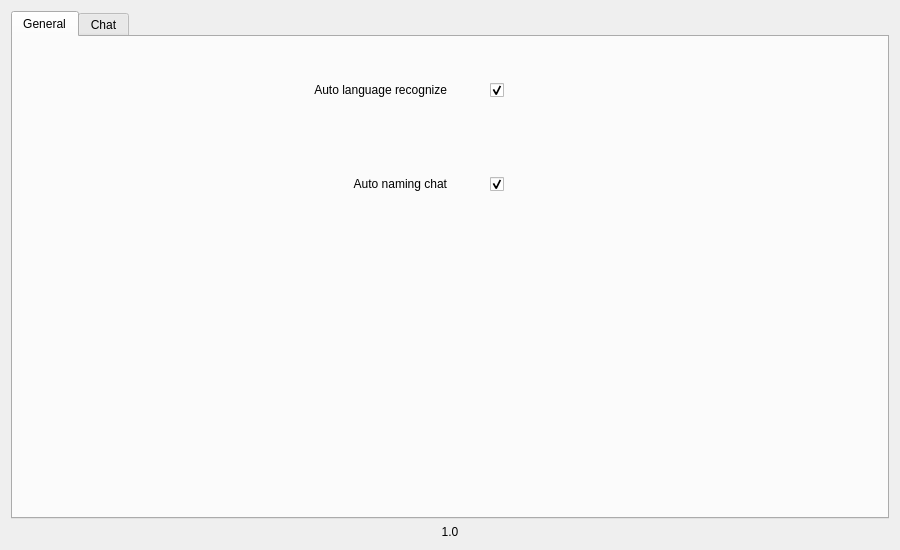
Qt form src/ui/SettingsWidget.ui (KoromeloDev/MindMate) before a commit.
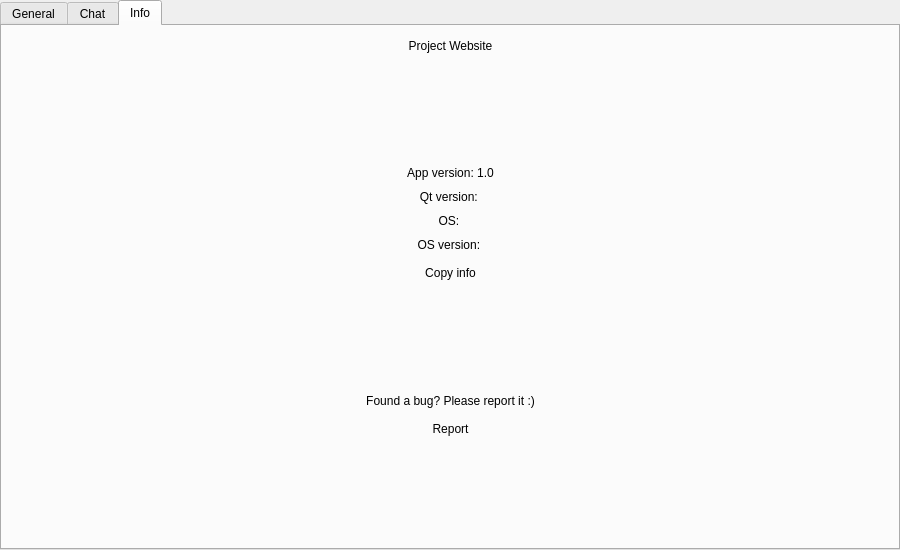
The same form after that commit. The open tabs and pages were chosen to show the change. Icons and pictures are not drawn.

Diff of the .ui file:
```diff
--- a/src/ui/SettingsWidget.ui
+++ b/src/ui/SettingsWidget.ui
@@ -20,6 +20,18 @@
    <locale language="English" country="UnitedStates"/>
   </property>
   <layout class="QVBoxLayout" name="verticalLayout">
+   <property name="leftMargin">
+    <number>0</number>
+   </property>
+   <property name="topMargin">
+    <number>0</number>
+   </property>
+   <property name="rightMargin">
+    <number>0</number>
+   </property>
+   <property name="bottomMargin">
+    <number>0</number>
+   </property>
    <item>
     <widget class="QTabWidget" name="tabWidget">
      <property name="currentIndex">
@@ -181,21 +193,218 @@
        </item>
       </layout>
      </widget>
-    </widget>
-   </item>
-   <item>
-    <widget class="QLabel" name="version">
-     <property name="font">
-      <font>
-       <pointsize>9</pointsize>
-      </font>
-     </property>
-     <property name="text">
-      <string notr="true">1.0</string>
-     </property>
-     <property name="alignment">
-      <set>Qt::AlignCenter</set>
-     </property>
+     <widget class="QWidget" name="info">
+      <attribute name="title">
+       <string>Info</string>
+      </attribute>
+      <layout class="QGridLayout" name="gridLayout_3">
+       <property name="verticalSpacing">
+        <number>10</number>
+       </property>
+       <item row="8" column="1">
+        <widget class="QLabel" name="label_2">
+         <property name="text">
+          <string>Found a bug? Please report it :)</string>
+         </property>
+         <property name="alignment">
+          <set>Qt::AlignCenter</set>
+         </property>
+        </widget>
+       </item>
+       <item row="2" column="1">
+        <widget class="QLabel" name="version">
+         <property name="text">
+          <string notr="true">App version: 1.0</string>
+         </property>
+         <property name="alignment">
+          <set>Qt::AlignCenter</set>
+         </property>
+        </widget>
+       </item>
+       <item row="0" column="1">
+        <widget class="QToolButton" name="homepageButton">
+         <property name="sizePolicy">
+          <sizepolicy hsizetype="Preferred" vsizetype="Fixed">
+           <horstretch>0</horstretch>
+           <verstretch>0</verstretch>
+          </sizepolicy>
+         </property>
+         <property name="text">
+          <string>Project Website</string>
+         </property>
+         <property name="icon">
+          <iconset resource="../resources/resources.qrc">
+           <normaloff>:/icons/GitHubLogo.svg</normaloff>:/icons/GitHubLogo.svg</iconset>
+         </property>
+         <property name="iconSize">
+          <size>
+           <width>48</width>
+           <height>48</height>
+          </size>
+         </property>
+         <property name="toolButtonStyle">
+          <enum>Qt::ToolButtonTextUnderIcon</enum>
+         </property>
+         <property name="autoRaise">
+          <bool>true</bool>
+         </property>
+        </widget>
+       </item>
+       <item row="3" column="1">
+        <widget class="QLabel" name="qt">
+         <property name="text">
+          <string notr="true">Qt version: </string>
+         </property>
+         <property name="alignment">
+          <set>Qt::AlignCenter</set>
+         </property>
+        </widget>
+       </item>
+       <item row="1" column="1">
+        <spacer name="verticalSpacer_4">
+         <property name="orientation">
+          <enum>Qt::Vertical</enum>
+         </property>
+         <property name="sizeHint" stdset="0">
+          <size>
+           <width>20</width>
+           <height>40</height>
+          </size>
+         </property>
+        </spacer>
+       </item>
+       <item row="0" column="2">
+        <spacer name="horizontalSpacer_2">
+         <property name="orientation">
+          <enum>Qt::Horizontal</enum>
+         </property>
+         <property name="sizeHint" stdset="0">
+          <size>
+           <width>40</width>
+           <height>20</height>
+          </size>
+         </property>
+        </spacer>
+       </item>
+       <item row="9" column="1">
+        <widget class="QToolButton" name="reportButton">
+         <property name="sizePolicy">
+          <sizepolicy hsizetype="Preferred" vsizetype="Fixed">
+           <horstretch>0</horstretch>
+           <verstretch>0</verstretch>
+          </sizepolicy>
+         </property>
+         <property name="text">
+          <string>Report</string>
+         </property>
+         <property name="icon">
+          <iconset resource="../resources/resources.qrc">
+           <normaloff>:/icons/bug.svg</normaloff>:/icons/bug.svg</iconset>
+         </property>
+         <property name="iconSize">
+          <size>
+           <width>32</width>
+           <height>32</height>
+          </size>
+         </property>
+         <property name="toolButtonStyle">
+          <enum>Qt::ToolButtonTextUnderIcon</enum>
+         </property>
+         <property name="autoRaise">
+          <bool>true</bool>
+         </property>
+        </widget>
+       </item>
+       <item row="6" column="1">
+        <widget class="QToolButton" name="copyButton">
+         <property name="sizePolicy">
+          <sizepolicy hsizetype="Preferred" vsizetype="Fixed">
+           <horstretch>0</horstretch>
+           <verstretch>0</verstretch>
+          </sizepolicy>
+         </property>
+         <property name="text">
+          <string>Copy info</string>
+         </property>
+         <property name="icon">
+          <iconset resource="../resources/resources.qrc">
+           <normaloff>:/icons/copy.svg</normaloff>:/icons/copy.svg</iconset>
+         </property>
+         <property name="iconSize">
+          <size>
+           <width>32</width>
+           <height>32</height>
+          </size>
+         </property>
+         <property name="toolButtonStyle">
+          <enum>Qt::ToolButtonTextUnderIcon</enum>
+         </property>
+         <property name="autoRaise">
+          <bool>true</bool>
+         </property>
+        </widget>
+       </item>
+       <item row="4" column="1">
+        <widget class="QLabel" name="os">
+         <property name="text">
+          <string notr="true">OS: </string>
+         </property>
+         <property name="alignment">
+          <set>Qt::AlignCenter</set>
+         </property>
+        </widget>
+       </item>
+       <item row="10" column="1">
+        <spacer name="verticalSpacer_3">
+         <property name="orientation">
+          <enum>Qt::Vertical</enum>
+         </property>
+         <property name="sizeHint" stdset="0">
+          <size>
+           <width>20</width>
+           <height>40</height>
+          </size>
+         </property>
+        </spacer>
+       </item>
+       <item row="5" column="1">
+        <widget class="QLabel" name="osVersion">
+         <property name="text">
+          <string notr="true">OS version: </string>
+         </property>
+         <property name="alignment">
+          <set>Qt::AlignCenter</set>
+         </property>
+        </widget>
+       </item>
+       <item row="0" column="0">
+        <spacer name="horizontalSpacer">
+         <property name="orientation">
+          <enum>Qt::Horizontal</enum>
+         </property>
+         <property name="sizeHint" stdset="0">
+          <size>
+           <width>40</width>
+           <height>20</height>
+          </size>
+         </property>
+        </spacer>
+       </item>
+       <item row="7" column="1">
+        <spacer name="verticalSpacer_5">
+         <property name="orientation">
+          <enum>Qt::Vertical</enum>
+         </property>
+         <property name="sizeHint" stdset="0">
+          <size>
+           <width>20</width>
+           <height>40</height>
+          </size>
+         </property>
+        </spacer>
+       </item>
+      </layout>
+     </widget>
     </widget>
    </item>
   </layout>
```
Left out of the diff: 4 changed lines with no effect on the pictures.
